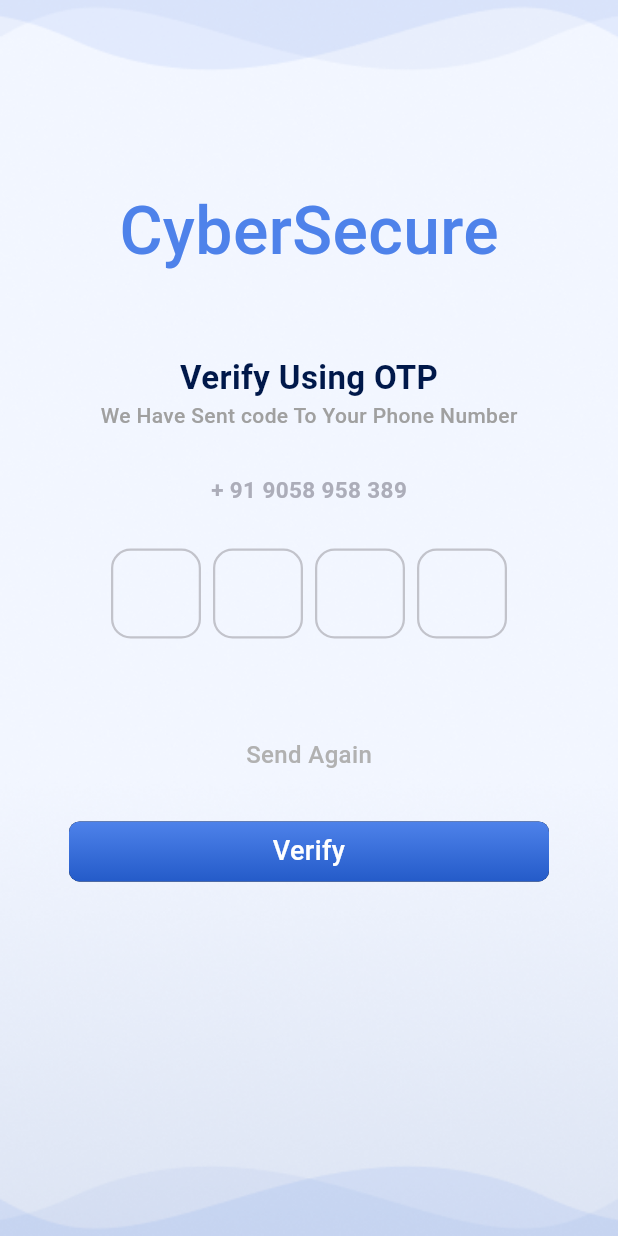
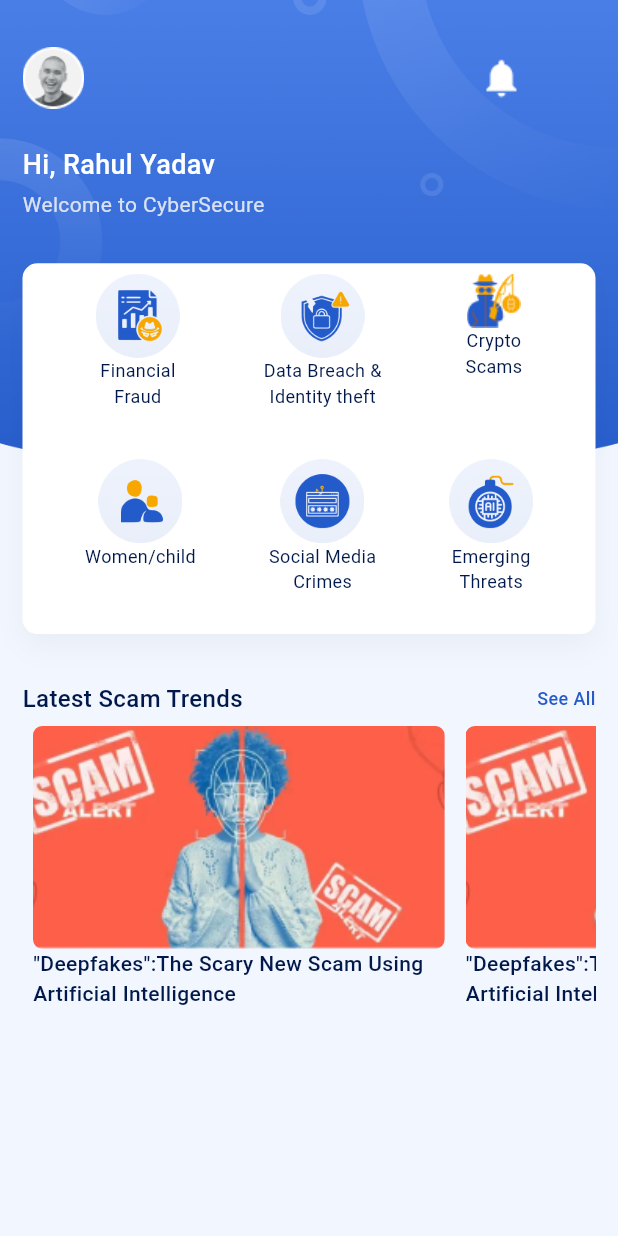
Before and after one commit to yadavrahul818980/RJPOLICE_HACK_1098_CyberSecure_9, a Flutter app: the screen it shows after launch, on a phone screen of 412 x 824 dp. Run offline on Flutter 3.47's test engine with Material 3 defaults, Android fonts, the phone set to English and light mode, and no system bars; drawn by our look-alikes of pinput; Roboto replaces fonts that are missing (Poppins).

Commit message:
home page (all ui part)

```diff
--- a/lib/main.dart
+++ b/lib/main.dart
@@ -2,6 +2,7 @@ import 'package:flutter/material.dart';
 // import 'dart:html';
 import 'package:cyber_secure/screens/splash_screen.dart';
 import 'package:cyber_secure/screens/loginscreen.dart';
+import 'package:cyber_secure/screens/home.dart';
 import 'package:cyber_secure/screens/otpVerification.dart';
 
 void main() {
@@ -22,7 +23,7 @@ class MyApp extends StatelessWidget {
             seedColor: const Color.fromARGB(255, 255, 255, 255)),
         useMaterial3: true,
       ),
-      home: otpVerification(),
+      home: home(),
       // home: const MyHomePage(title: 'Flutter Demo Home Page'),
     );
   }
--- /dev/null
+++ b/lib/screens/home.dart
@@ -0,0 +1,189 @@
+import 'package:flutter/material.dart';
+import 'package:cyber_secure/screens/utilities.dart';
+import 'package:cyber_secure/screens/background_img.dart';
+
+class home extends StatefulWidget {
+  const home({super.key});
+
+  @override
+  State<home> createState() => _homeState();
+}
+
+class _homeState extends State<home> {
+  @override
+  Widget build(BuildContext context) {
+    return Stack(
+      children: [
+        Container(
+          decoration: BoxDecoration(
+            image: DecorationImage(
+              image: AssetImage('assets/homepage.png'),
+              fit: BoxFit.cover,
+            ),
+          ),
+        ),
+        Scaffold(
+            backgroundColor: Colors.transparent,
+            body: ListView(
+              children: [buildheading(context)],
+            ))
+      ],
+    );
+  }
+
+  Widget buildheading(BuildContext context) {
+    final screenHeight = MediaQuery.of(context).size.height;
+    final screenWidth = MediaQuery.of(context).size.width;
+    return Padding(
+      padding: const EdgeInsets.all(15.0),
+      child: Column(
+        crossAxisAlignment: CrossAxisAlignment.start,
+        children: [
+          SizedBox(height: screenHeight * 0.015),
+          Container(
+            child: Padding(
+              padding: const EdgeInsets.only(top: 4.0),
+              child: Row(children: [
+                Image.asset(
+                  'assets/profil.png',
+                  height: screenHeight * 0.05,
+                ),
+                SizedBox(
+                  width: screenWidth * 0.63,
+                ),
+                Image.asset(
+                  'assets/notification.png',
+                  height: screenHeight * 0.045,
+                ),
+              ]),
+            ),
+          ),
+          SizedBox(
+            height: screenHeight * 0.03,
+          ),
+          Text(
+            'Hi, Rahul Yadav',
+            style: TextStyle(
+              color: Colors.white,
+              fontSize: 18,
+              fontFamily: 'Poppins',
+              fontWeight: FontWeight.w500,
+              // height: 0,
+            ),
+          ),
+          SizedBox(
+            height: screenHeight * 0.006,
+          ),
+          Text(
+            'Welcome to CyberSecure ',
+            style: TextStyle(
+              color: Color(0xFFDAE2F2),
+              fontSize: 14,
+              fontFamily: 'Poppins',
+              fontWeight: FontWeight.w400,
+              height: 0,
+            ),
+          ),
+          SizedBox(height: screenHeight * 0.038),
+          Container(
+            decoration: ShapeDecoration(
+              color: Colors.white,
+              shape: RoundedRectangleBorder(
+                borderRadius: BorderRadius.circular(10),
+              ),
+              shadows: [
+                BoxShadow(
+                  color: Color(0x0C303030),
+                  blurRadius: 16,
+                  offset: Offset(0, 8),
+                  spreadRadius: 0,
+                )
+              ],
+            ),
+            child: Column(
+              crossAxisAlignment: CrossAxisAlignment.center,
+              children: [
+                Container(
+                  child: Row(
+                    mainAxisAlignment: MainAxisAlignment.spaceEvenly,
+                    children: [
+                      optionBox('assets/Financial.png', 'Financial', 'Fraud',
+                          0.15, context, home(), 4.0),
+                      optionBox('assets/Data.png', 'Data Breach &',
+                          'Identity theft', 0.15, context, home(), 4.0),
+                      optionBox('assets/medal.png', 'Crypto', 'Scams', 0.15,
+                          context, home(), 1.0),
+                    ],
+                  ),
+                ),
+                Container(
+                  child: Row(
+                    mainAxisAlignment: MainAxisAlignment.spaceEvenly,
+                    children: [
+                      optionBox('assets/digital.png', 'Women/child', '', 0.15,
+                          context, home(), 4.0),
+                      optionBox('assets/Social.png', 'Social Media', 'Crimes',
+                          0.15, context, home(), 4.0),
+                      optionBox('assets/emerging.png', 'Emerging', 'Threats',
+                          0.15, context, home(), 4.0),
+                    ],
+                  ),
+                )
+              ],
+            ),
+          ),
+          SizedBox(height: screenHeight * 0.038),
+          Container(
+            child: Row(
+              mainAxisAlignment: MainAxisAlignment.spaceBetween,
+              children: [
+                CustomText(
+                    text: 'Latest Scam Trends',
+                    fontStyle: null,
+                    color: Color(0xFF00184A),
+                    fontSize: 16),
+                CustomText(
+                  text: 'See All',
+                  fontStyle: null,
+                  color: Color(0xFF245BC9),
+                  fontSize: 12,
+                ),
+              ],
+            ),
+          ),
+          SingleChildScrollView(
+            scrollDirection: Axis.horizontal,
+            child: Row(
+                mainAxisAlignment: MainAxisAlignment.spaceEvenly,
+                children: [
+                  newsBox(
+                      'assets/info1.png',
+                      '"Deepfakes":The Scary New Scam Using Artificial Intelligence',
+                      0.28,
+                      0.7,
+                      0.18,
+                      context,
+                      home()),
+                  newsBox(
+                      'assets/info1.png',
+                      '"Deepfakes":The Scary New Scam Using Artificial Intelligence',
+                      0.28,
+                      0.7,
+                      0.18,
+                      context,
+                      home()),
+                  newsBox(
+                      'assets/info1.png',
+                      '"Deepfakes":The Scary New Scam Using Artificial Intelligence',
+                      0.28,
+                      0.7,
+                      0.18,
+                      context,
+                      home()),
+                ]),
+          )
+        ],
+      ),
+    );
+  }
+}
--- a/lib/screens/utilities.dart
+++ b/lib/screens/utilities.dart
@@ -262,3 +262,107 @@ Widget buildtextfiled(String image, String text, BuildContext context,
     ],
   );
 }
+
+Widget optionBox(image, text1, text2, height, context, page, scale) {
+  final screenHeight = MediaQuery.of(context).size.height;
+  final screenWidth = MediaQuery.of(context).size.width;
+
+  return GestureDetector(
+    onTap: () {
+      Navigator.push(context, MaterialPageRoute(builder: (context) => page));
+    },
+    child: Container(
+        height: screenHeight * height,
+        child: Padding(
+          padding: const EdgeInsets.all(7.0),
+          child: Column(
+            children: [
+              Image.asset(
+                image,
+                scale: scale,
+              ),
+              Text(
+                text1,
+                textAlign: TextAlign.center,
+                style: TextStyle(
+                  color: Color(0xFF00184A),
+                  fontSize: 12,
+                  fontFamily: 'Poppins',
+                  fontWeight: FontWeight.w400,
+                  // height: 0,
+                ),
+              ),
+              Text(
+                text2,
+                textAlign: TextAlign.center,
+                style: TextStyle(
+                  color: Color(0xFF00184A),
+                  fontSize: 12,
+                  fontFamily: 'Poppins',
+                  fontWeight: FontWeight.w400,
+                  // height: 0,
+                ),
+              ),
+            ],
+          ),
+        )),
+  );
+}
+
+Widget newsBox(image, text1, height, width, h2, context, page) {
+  final screenHeight = MediaQuery.of(context).size.height;
+  final screenWidth = MediaQuery.of(context).size.width;
+
+  return GestureDetector(
+    onTap: () {
+      Navigator.push(context, MaterialPageRoute(builder: (context) => page));
+    },
+    child: Container(
+        height: screenHeight * height,
+        width: screenWidth * width,
+        decoration: BoxDecoration(borderRadius: BorderRadius.circular(5)),
+        child: Padding(
+          padding: const EdgeInsets.all(7.0),
+          child: Column(
+            children: [
+              Container(
+                height: screenHeight * h2,
+                decoration: BoxDecoration(
+                  borderRadius: BorderRadius.circular(6),
+                  image: DecorationImage(
+                    image: AssetImage(image),
+                    fit: BoxFit.cover,
+                  ),
+                ),
+              ),
+              // Image.asset(
+              //   image,
+              //   scale: scale,
+              // ),
+              Text(
+                text1,
+                textAlign: TextAlign.left,
+                style: TextStyle(
+                  color: Color(0xFF00184A),
+                  fontSize: 14,
+                  fontFamily: 'Poppins',
+                  fontWeight: FontWeight.w500,
+                  // height: 0,
+                ),
+              ),
+              // Text(
+              //   text2,
+              //   textAlign: TextAlign.center,
+              //   style: TextStyle(
+              //     color: Color(0xFF00184A),
+              //     fontSize: 12,
+              //     fontFamily: 'Poppins',
+              //     fontWeight: FontWeight.w400,
+              //     // height: 0,
+              //   ),
+              // ),
+            ],
+          ),
+        )),
+  );
+}
```
Also changed, not shown: pubspec.yaml (+12 -0 lines), assets/Data.png (added), assets/Financial.png (added), assets/Social.png (added), assets/digital.png (added), assets/emerging.png (added), assets/homepage.png (added), assets/info1.png (added), assets/info2.png (added), assets/info3.png (added), assets/medal.png (added), assets/notification.png (added), assets/profil.png (added), lib/screens/trends.dart (added).
